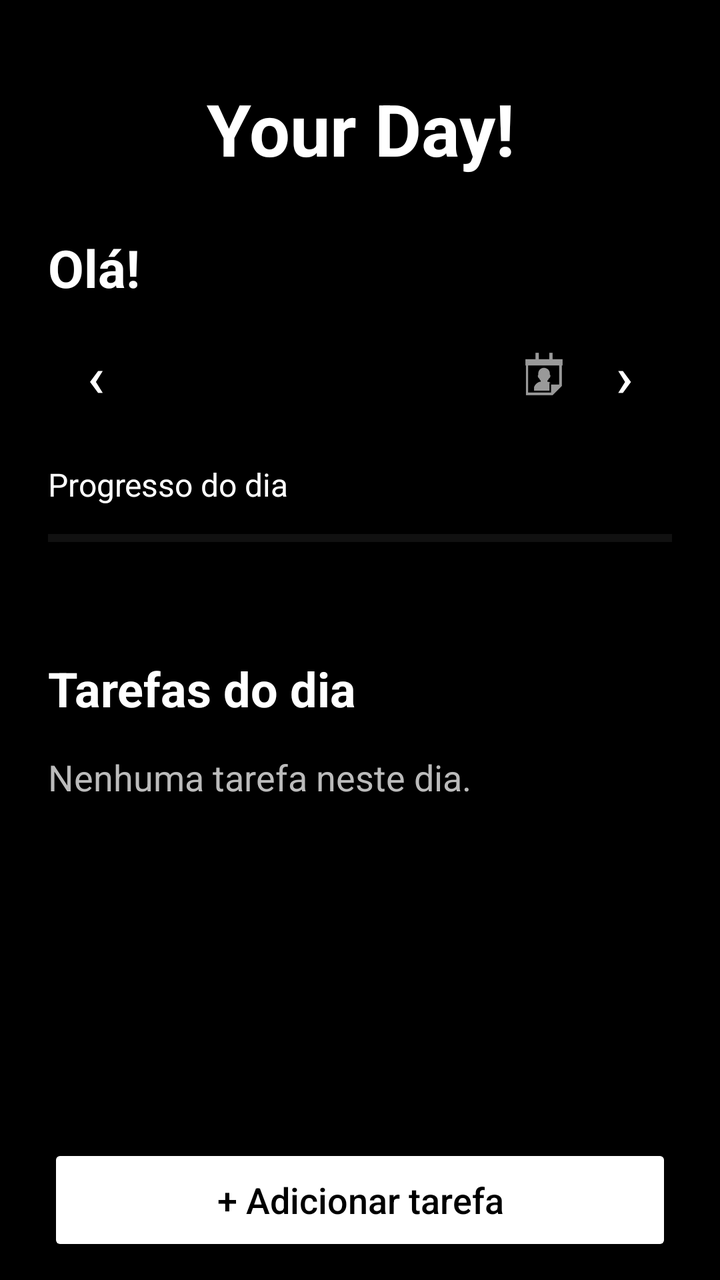
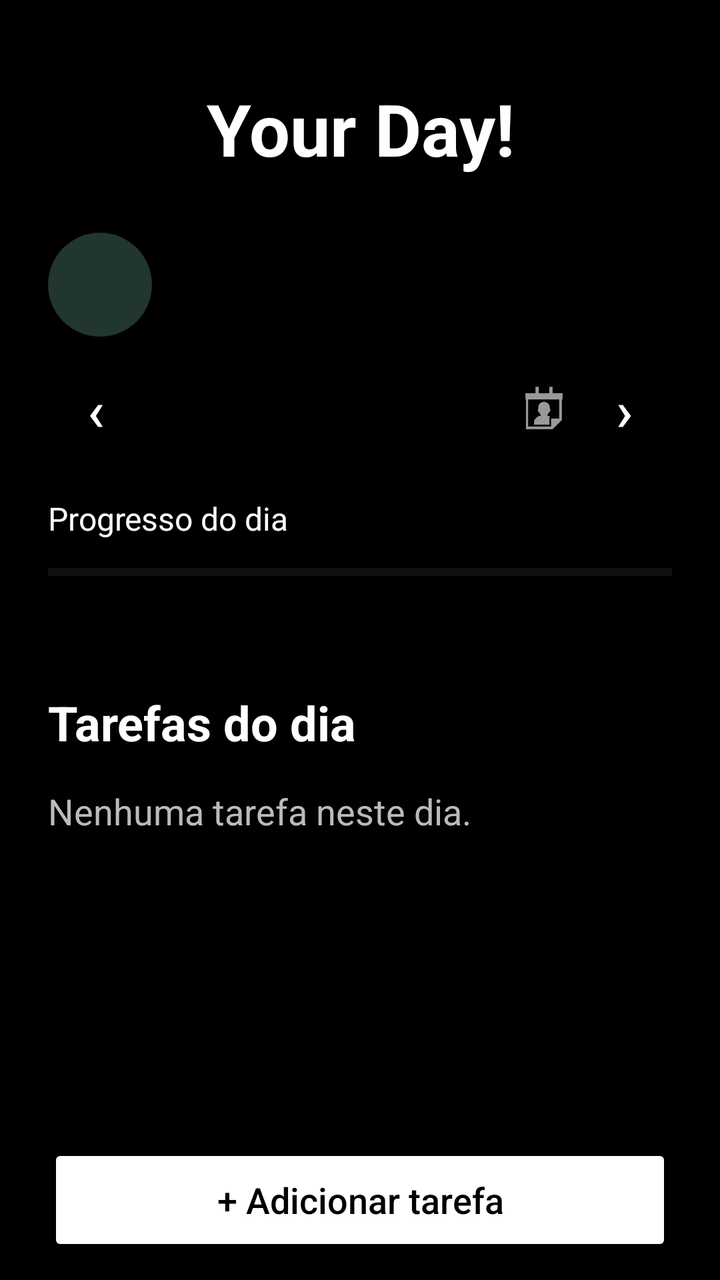

Screens rendered from an Android XML layout before and after an edit, with the pre-edit source and the edit as a unified diff.
<!-- AndroidManifest.xml: application theme Theme.ProjetoFaculdadeYourDay -->
<!-- res/layout/activity_inicio.xml -->
<?xml version="1.0" encoding="utf-8"?>
<LinearLayout xmlns:android="http://schemas.android.com/apk/res/android"
    android:id="@+id/main"
    android:layout_width="match_parent"
    android:layout_height="match_parent"
    android:orientation="vertical"
    android:background="#000000">

    <ScrollView
        android:layout_width="match_parent"
        android:layout_height="0dp"
        android:layout_weight="1"
        android:fillViewport="true">

        <LinearLayout
            android:layout_width="match_parent"
            android:layout_height="wrap_content"
            android:orientation="vertical"
            android:padding="24dp">

            <TextView
                android:layout_width="match_parent"
                android:layout_height="wrap_content"
                android:layout_marginTop="16dp"
                android:gravity="center"
                android:text="Your Day!"
                android:textColor="#FFFFFF"
                android:textSize="36sp"
                android:textStyle="bold" />

            <TextView
                android:id="@+id/textSaudacao"
                android:layout_width="match_parent"
                android:layout_height="wrap_content"
                android:layout_marginTop="28dp"
                android:text="Olá!"
                android:textColor="#FFFFFF"
                android:textSize="26sp"
                android:textStyle="bold" />

            <LinearLayout
                android:layout_width="match_parent"
                android:layout_height="wrap_content"
                android:orientation="horizontal"
                android:gravity="center_vertical"
                android:layout_marginTop="12dp">

                <Button
                    android:id="@+id/diaAnterior"
                    style="?android:attr/borderlessButtonStyle"
                    android:layout_width="48dp"
                    android:layout_height="wrap_content"
                    android:minHeight="48dp"
                    android:minWidth="0dp"
                    android:padding="0dp"
                    android:textAllCaps="false"
                    android:textColor="#FFFFFF"
                    android:textSize="28sp"
                    android:text="‹"
                    android:contentDescription="Dia anterior" />

                <Button
                    android:id="@+id/escolherData"
                    style="?android:attr/borderlessButtonStyle"
                    android:layout_width="0dp"
                    android:layout_height="wrap_content"
                    android:minHeight="48dp"
                    android:minWidth="0dp"
                    android:padding="0dp"
                    android:textAllCaps="false"
                    android:textColor="#FFFFFF"
                    android:textSize="16sp"
                    android:layout_weight="1"
                    android:drawableEnd="@android:drawable/ic_menu_my_calendar"
                    android:contentDescription="Escolher data no calendário" />

                <Button
                    android:id="@+id/proximoDia"
                    style="?android:attr/borderlessButtonStyle"
                    android:layout_width="48dp"
                    android:layout_height="wrap_content"
                    android:minHeight="48dp"
                    android:minWidth="0dp"
                    android:padding="0dp"
                    android:textAllCaps="false"
                    android:textColor="#FFFFFF"
                    android:textSize="28sp"
                    android:text="›"
                    android:contentDescription="Próximo dia" />

            </LinearLayout>

            <TextView
                android:id="@+id/textProgresso"
                android:layout_width="match_parent"
                android:layout_height="wrap_content"
                android:layout_marginTop="20dp"
                android:text="Progresso do dia"
                android:textColor="#FFFFFF"
                android:textSize="16sp" />

            <ProgressBar
                android:id="@+id/barraProgresso"
                style="?android:attr/progressBarStyleHorizontal"
                android:layout_width="match_parent"
                android:layout_height="12dp"
                android:layout_marginTop="10dp"
                android:indeterminate="false"
                android:max="100"
                android:progress="0"
                android:progressTint="#00C853"
                android:progressBackgroundTint="#444444" />

            <TextView
                android:id="@+id/textResumo"
                android:layout_width="match_parent"
                android:layout_height="wrap_content"
                android:layout_marginTop="6dp"
                android:textColor="#DDDDDD"
                android:textSize="14sp" />

            <TextView
                android:layout_width="match_parent"
                android:layout_height="wrap_content"
                android:layout_marginTop="28dp"
                android:text="Tarefas do dia"
                android:textColor="#FFFFFF"
                android:textSize="24sp"
                android:textStyle="bold" />

            <TextView
                android:id="@+id/textSemTarefas"
                android:layout_width="match_parent"
                android:layout_height="wrap_content"
                android:layout_marginTop="16dp"
                android:text="Nenhuma tarefa neste dia."
                android:textColor="#BBBBBB"
                android:textSize="18sp" />

            <LinearLayout
                android:id="@+id/listaTarefas"
                android:layout_width="match_parent"
                android:layout_height="wrap_content"
                android:layout_marginTop="8dp"
                android:orientation="vertical" />

        </LinearLayout>

    </ScrollView>

    <androidx.appcompat.widget.AppCompatButton
        android:id="@+id/btnAdicionarTarefa"
        android:layout_width="match_parent"
        android:layout_height="wrap_content"
        android:minHeight="56dp"
        android:layout_marginStart="24dp"
        android:layout_marginEnd="24dp"
        android:layout_marginTop="12dp"
        android:layout_marginBottom="12dp"
        android:backgroundTint="#FFFFFF"
        android:text="+ Adicionar tarefa"
        android:textAllCaps="false"
        android:textColor="#000000"
        android:textSize="18sp" />

</LinearLayout>
<!-- resources referenced by this layout -->
<resources>
  <style name="Theme.ProjetoFaculdadeYourDay" parent="Base.Theme.ProjetoFaculdadeYourDay" />
  <style name="Base.Theme.ProjetoFaculdadeYourDay" parent="Theme.Material3.DayNight.NoActionBar">
          
          
      </style>
</resources>

<!-- the commit's change to res/layout/activity_inicio.xml (unified diff, before → after) -->
@@ -28,15 +28,52 @@
                 android:textSize="36sp"
                 android:textStyle="bold" />
 
-            <TextView
-                android:id="@+id/textSaudacao"
+            <LinearLayout
                 android:layout_width="match_parent"
                 android:layout_height="wrap_content"
                 android:layout_marginTop="28dp"
-                android:text="Olá!"
-                android:textColor="#FFFFFF"
-                android:textSize="26sp"
-                android:textStyle="bold" />
+                android:gravity="center_vertical"
+                android:orientation="horizontal">
+
+                <FrameLayout
+                    android:id="@+id/editarFoto"
+                    android:layout_width="52dp"
+                    android:layout_height="52dp"
+                    android:background="@drawable/fundo_avatar"
+                    android:foreground="?attr/selectableItemBackground"
+                    android:clickable="true"
+                    android:focusable="true"
+                    android:contentDescription="@string/escolher_foto">
+
+                    <TextView
+                        android:id="@+id/inicialPerfil"
+                        android:layout_width="match_parent"
+                        android:layout_height="match_parent"
+                        android:gravity="center"
+                        android:importantForAccessibility="no"
+                        android:textColor="#C2F9D7"
+                        android:textSize="22sp"
+                        android:textStyle="bold" />
+
+                    <ImageView
+                        android:id="@+id/fotoPerfil"
+                        android:layout_width="match_parent"
+                        android:layout_height="match_parent"
+                        android:importantForAccessibility="no"
+                        android:scaleType="centerCrop"
+                        android:visibility="gone" />
+                </FrameLayout>
+
+                <TextView
+                    android:id="@+id/textSaudacao"
+                    android:layout_width="0dp"
+                    android:layout_weight="1"
+                    android:layout_height="wrap_content"
+                    android:layout_marginStart="14dp"
+                    android:textColor="#FFFFFF"
+                    android:textSize="26sp"
+                    android:textStyle="bold" />
+            </LinearLayout>
 
             <LinearLayout
                 android:layout_width="match_parent"
<!-- resource entries referenced after the edit -->
@@ -1,5 +1,10 @@
 <!-- resources referenced by this layout -->
 <resources>
+  <!-- drawable fundo_avatar (drawable) -->
+  <shape xmlns:android="http://schemas.android.com/apk/res/android" android:shape="oval">
+      <solid android:color="#21362C" />
+  </shape>
+  <string name="escolher_foto">Escolher foto de perfil</string>
   <style name="Theme.ProjetoFaculdadeYourDay" parent="Base.Theme.ProjetoFaculdadeYourDay" />
   <style name="Base.Theme.ProjetoFaculdadeYourDay" parent="Theme.Material3.DayNight.NoActionBar">
           
